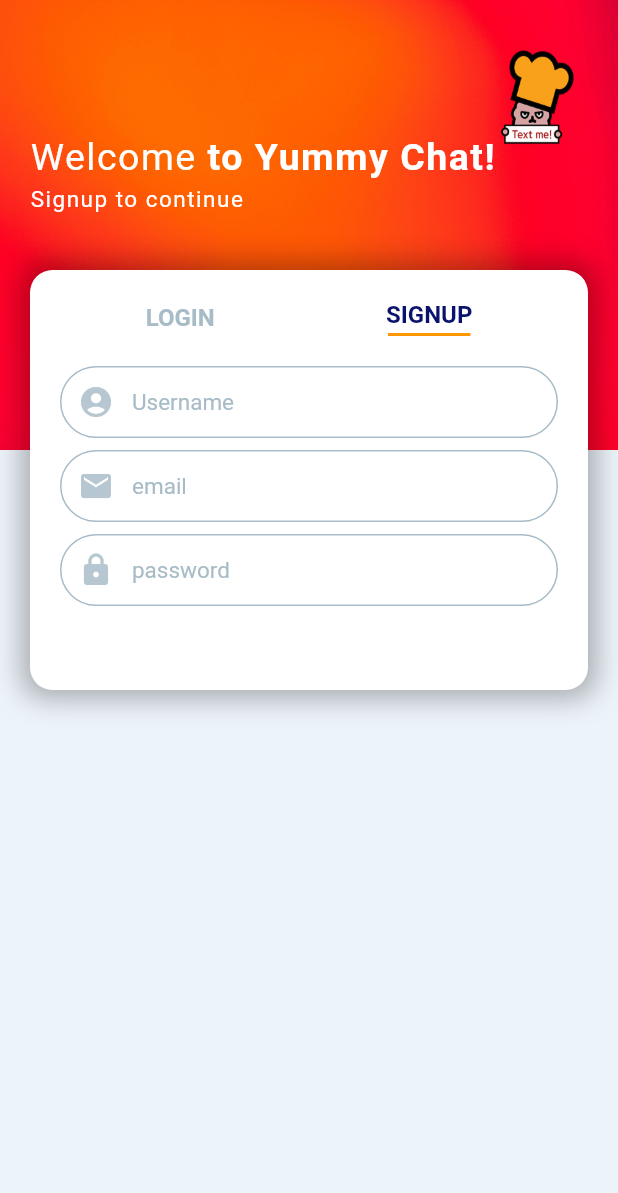
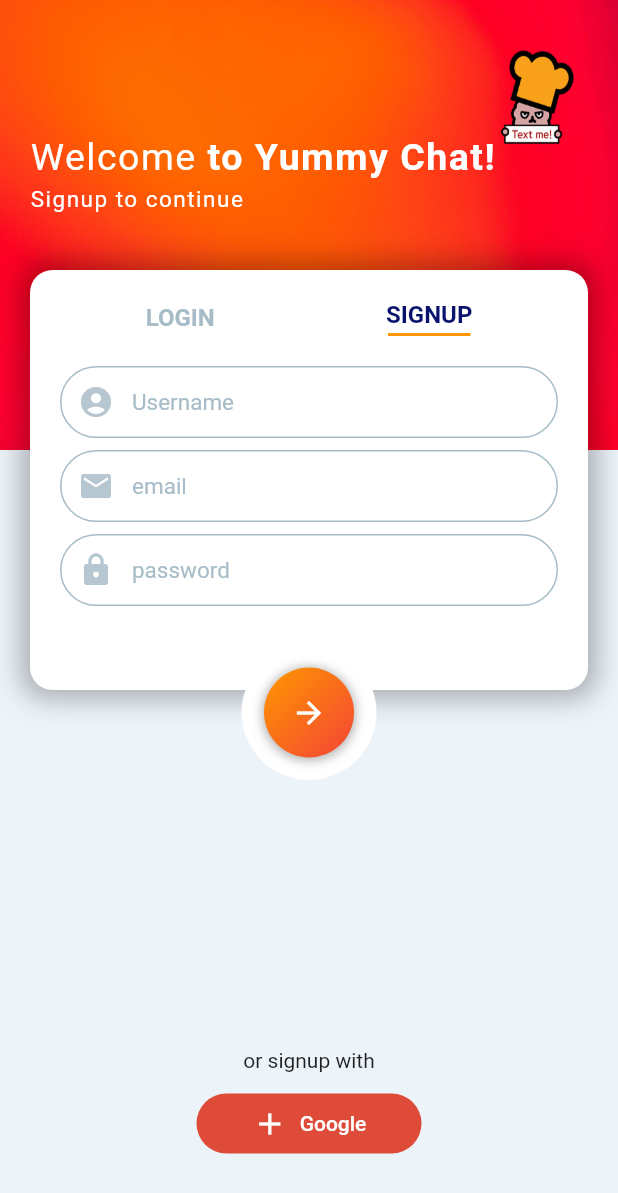
Before and after one commit to labyrinth30/flutter-yummy-chat, a Flutter app: the screen it shows after launch, on a phone screen of 412 x 824 dp. Shown: the top 1193 px of the screen. Run offline on Flutter 3.47's test engine with Material 2 defaults, Android fonts, the phone set to English and light mode, and no system bars; our stand-ins replace firebase_core; accounts and stored records are empty.

Commit message:
구글로 로그인하기 버튼 모양 완성

```diff
--- a/lib/src/screens/main_screen.dart
+++ b/lib/src/screens/main_screen.dart
@@ -73,6 +73,7 @@ class _main_screenState extends State<login_signup_screen> {
               ),
             ),
           ),
+          // 배경
           Positioned(
             top: 180,
             child: Container(
@@ -267,6 +268,77 @@ class _main_screenState extends State<login_signup_screen> {
               ),
             ),
           ),
+          // 텍스트폼 필드
+          Positioned(
+            top: 430,
+            left: 0,
+            right: 0,
+            child: Center(
+              child: Container(
+                padding: const EdgeInsets.all(15),
+                height: 90,
+                width: 90,
+                decoration: BoxDecoration(
+                  color: Colors.white,
+                  borderRadius: BorderRadius.circular(50),
+                ),
+                child: Container(
+                  decoration: BoxDecoration(
+                    gradient: const LinearGradient(
+                      begin: Alignment.topLeft,
+                      end: Alignment.bottomRight,
+                      colors: [
+                        Colors.orange,
+                        Colors.red,
+                      ],
+                    ),
+                    boxShadow: [
+                      BoxShadow(
+                        blurRadius: 5,
+                        spreadRadius: 1,
+                        color: Colors.black.withOpacity(0.3),
+                        offset: const Offset(0, 1),
+                      ),
+                    ],
+                    borderRadius: BorderRadius.circular(30),
+                  ),
+                  child: const Icon(
+                    Icons.arrow_forward,
+                    color: Colors.white,
+                  ),
+                ),
+              ),
+            ),
+          ),
+          // 전송 버튼
+          Positioned(
+            top: MediaQuery.of(context).size.height - 125,
+            right: 0,
+            left: 0,
+            child: Column(
+              children: [
+                const Text(
+                  'or signup with',
+                ),
+                const SizedBox(
+                  height: 10,
+                ),
+                TextButton.icon(
+                  onPressed: () {},
+                  style: TextButton.styleFrom(
+                    foregroundColor: Colors.white,
+                    minimumSize: const Size(150, 40),
+                    shape: RoundedRectangleBorder(
+                      borderRadius: BorderRadius.circular(20),
+                    ),
+                    backgroundColor: Palette.googleColor,
+                  ),
+                  icon: const Icon(Icons.add),
+                  label: const Text("Google"),
+                ),
+              ],
+            ),
+          ),
         ],
       ),
     );
```
